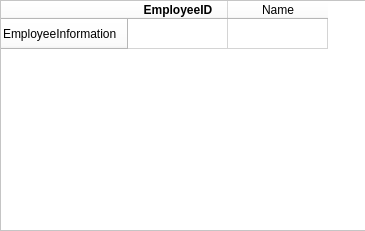
First picture: the form in TeamOOPS_cuNICS/employeelist.ui, repository MA-Repos/cuNICS, before the edit.
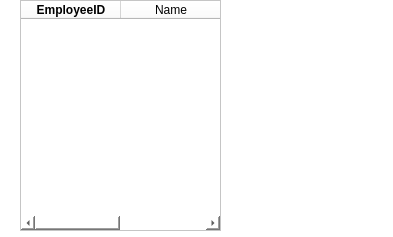
Second picture: the form after the edit.

Patch:
```diff
--- a/TeamOOPS_cuNICS/employeelist.ui
+++ b/TeamOOPS_cuNICS/employeelist.ui
@@ -6,8 +6,8 @@
    <rect>
     <x>0</x>
     <y>0</y>
-    <width>365</width>
-    <height>231</height>
+    <width>393</width>
+    <height>237</height>
    </rect>
   </property>
   <property name="windowTitle">
@@ -19,23 +19,24 @@
   <property name="autoFillBackground">
    <bool>false</bool>
   </property>
-  <widget class="QTableWidget" name="Employee_List">
+  <property name="styleSheet">
+   <string notr="true">background-color: rgb(255, 255, 255);</string>
+  </property>
+  <widget class="QTableWidget" name="tableList">
    <property name="geometry">
     <rect>
-     <x>0</x>
+     <x>20</x>
      <y>0</y>
-     <width>371</width>
+     <width>201</width>
      <height>231</height>
     </rect>
    </property>
    <property name="styleSheet">
     <string notr="true">background-color: rgb(255, 255, 255);</string>
    </property>
-   <row>
-    <property name="text">
-     <string>EmployeeInformation</string>
-    </property>
-   </row>
+   <property name="editTriggers">
+    <set>QAbstractItemView::AnyKeyPressed|QAbstractItemView::DoubleClicked|QAbstractItemView::EditKeyPressed</set>
+   </property>
    <column>
     <property name="text">
      <string>EmployeeID</string>
```
